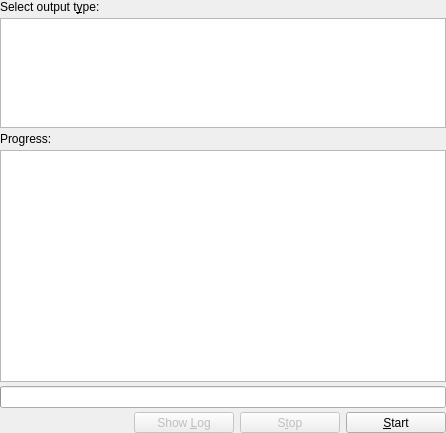
The window that src/outputpage.ui (google-code-export/kmediafactory) describes before a commit, drawn with Qt 5.
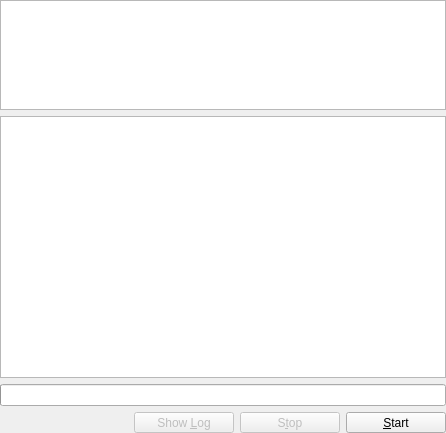
The same window after the commit.

Patch:
```diff
--- a/src/outputpage.ui
+++ b/src/outputpage.ui
@@ -12,30 +12,17 @@
   <property name="windowTitle" >
    <string>Output</string>
   </property>
-  <layout class="QVBoxLayout" >
-   <property name="spacing" >
-    <number>4</number>
+  <layout class="QVBoxLayout">
+   <property name="spacing">
+    <number>-1</number>
    </property>
    <property name="margin" >
     <number>0</number>
    </property>
    <item>
-    <widget class="QLabel" name="outputTypeLabel" >
-     <property name="text" >
-      <string>Select output t&amp;ype:</string>
-     </property>
-     <property name="wordWrap" >
-      <bool>false</bool>
-     </property>
-     <property name="buddy" >
-      <cstring>outputs</cstring>
-     </property>
-    </widget>
-   </item>
-   <item>
-    <widget class="QListView" name="outputs" >
-     <property name="sizePolicy" >
-      <sizepolicy vsizetype="Fixed" hsizetype="Preferred" >
+    <widget class="QListView" name="outputs">
+     <property name="sizePolicy">
+      <sizepolicy hsizetype="Preferred" vsizetype="Fixed">
        <horstretch>0</horstretch>
        <verstretch>0</verstretch>
       </sizepolicy>
@@ -67,22 +54,9 @@
     </widget>
    </item>
    <item>
-    <widget class="QLabel" name="progressLabel" >
-     <property name="text" >
-      <string>Progress:</string>
-     </property>
-     <property name="wordWrap" >
-      <bool>false</bool>
-     </property>
-     <property name="buddy" >
-      <cstring>progressListbox</cstring>
-     </property>
-    </widget>
-   </item>
-   <item>
-    <widget class="QTreeView" name="progressListView" >
-     <property name="sizePolicy" >
-      <sizepolicy vsizetype="Expanding" hsizetype="Expanding" >
+    <widget class="QTreeView" name="progressListView">
+     <property name="sizePolicy">
+      <sizepolicy hsizetype="Expanding" vsizetype="Expanding">
        <horstretch>0</horstretch>
        <verstretch>0</verstretch>
       </sizepolicy>
@@ -205,8 +179,8 @@
    </item>
   </layout>
  </widget>
- <layoutdefault spacing="6" margin="11" />
- <layoutfunction spacing="KDialog::spacingHint" margin="KDialog::marginHint" />
+ <layoutdefault spacing="6" margin="11"/>
+ <layoutfunction spacing="KDialog::spacingHint" margin="KDialog::marginHint"/>
  <tabstops>
   <tabstop>outputs</tabstop>
   <tabstop>showLogPushBtn</tabstop>
```
Left out of the diff: 99 changed lines with no effect on the pictures.
